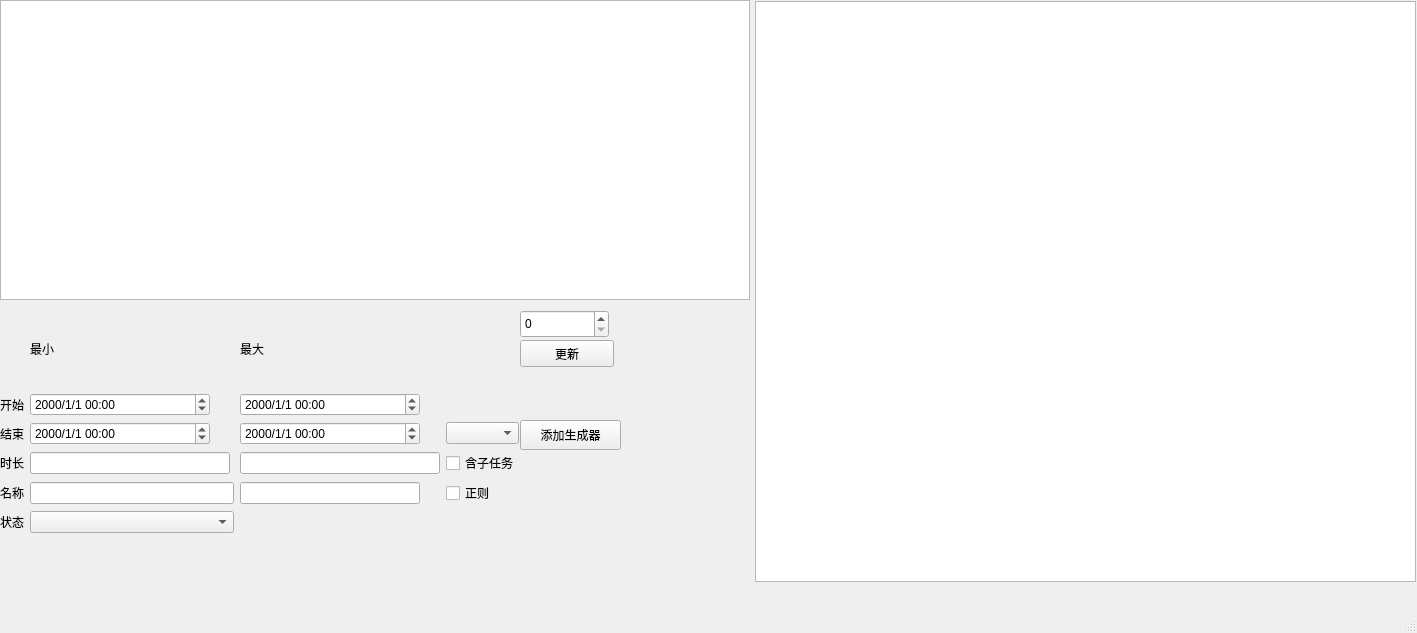
Qt form Qt_GUI/layout.ui (XuHg-zjcn/time-manager) before a commit.
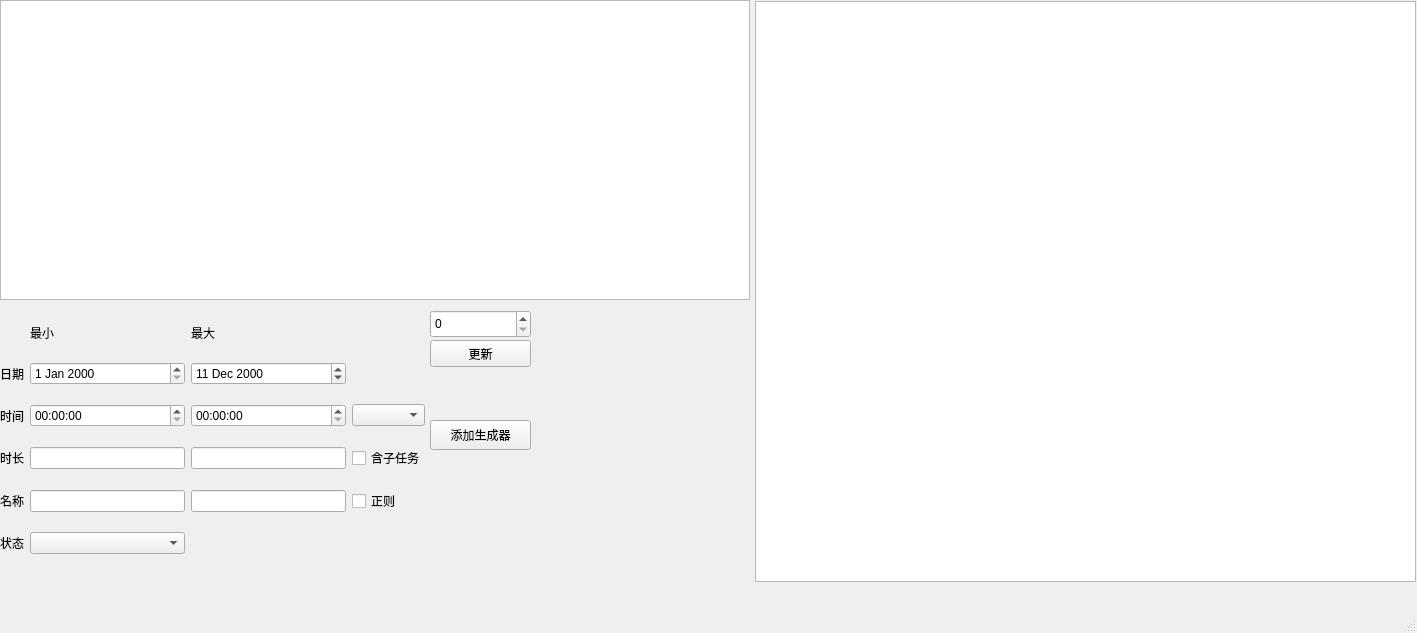
The same form after that commit. Custom widgets are drawn as their Qt base class.

Commit message: feat: update layout.ui, add select 5 modes

```diff
--- a/Qt_GUI/layout.ui
+++ b/Qt_GUI/layout.ui
@@ -39,9 +39,9 @@
    <widget class="QPushButton" name="update_view">
     <property name="geometry">
      <rect>
-      <x>520</x>
+      <x>430</x>
       <y>340</y>
-      <width>94</width>
+      <width>101</width>
       <height>27</height>
      </rect>
     </property>
@@ -52,9 +52,9 @@
    <widget class="QSpinBox" name="year">
     <property name="geometry">
      <rect>
-      <x>520</x>
+      <x>430</x>
       <y>310</y>
-      <width>89</width>
+      <width>101</width>
       <height>28</height>
      </rect>
     </property>
@@ -67,15 +67,18 @@
      <rect>
       <x>0</x>
       <y>310</y>
-      <width>519</width>
-      <height>223</height>
+      <width>425</width>
+      <height>260</height>
      </rect>
     </property>
     <layout class="QGridLayout" name="gridLayout">
-     <item row="1" column="0">
-      <widget class="QLabel" name="label_2">
-       <property name="text">
-        <string>开始</string>
+     <item row="3" column="2">
+      <widget class="QLineEdit" name="max_time">
+       <property name="maximumSize">
+        <size>
+         <width>200</width>
+         <height>16777215</height>
+        </size>
        </property>
       </widget>
      </item>
@@ -86,110 +89,6 @@
        </property>
       </widget>
      </item>
-     <item row="1" column="1">
-      <widget class="QDateTimeEdit" name="min_sta">
-       <property name="maximumSize">
-        <size>
-         <width>180</width>
-         <height>16777215</height>
-        </size>
-       </property>
-       <property name="displayFormat">
-        <string>yyyy/M/d hh:mm</string>
-       </property>
-      </widget>
-     </item>
-     <item row="5" column="0">
-      <widget class="QLabel" name="label_7">
-       <property name="text">
-        <string>状态</string>
-       </property>
-      </widget>
-     </item>
-     <item row="3" column="1">
-      <widget class="QLineEdit" name="min_time">
-       <property name="maximumSize">
-        <size>
-         <width>200</width>
-         <height>16777215</height>
-        </size>
-       </property>
-      </widget>
-     </item>
-     <item row="1" column="2">
-      <widget class="QDateTimeEdit" name="max_sta">
-       <property name="maximumSize">
-        <size>
-         <width>180</width>
-         <height>16777215</height>
-        </size>
-       </property>
-       <property name="displayFormat">
-        <string>yyyy/M/d hh:mm</string>
-       </property>
-      </widget>
-     </item>
-     <item row="0" column="2">
-      <widget class="QLabel" name="label_5">
-       <property name="text">
-        <string>最大</string>
-       </property>
-      </widget>
-     </item>
-     <item row="3" column="3">
-      <widget class="QCheckBox" name="is_include_sub">
-       <property name="text">
-        <string>含子任务</string>
-       </property>
-      </widget>
-     </item>
-     <item row="2" column="0">
-      <widget class="QLabel" name="label_3">
-       <property name="text">
-        <string>结束</string>
-       </property>
-      </widget>
-     </item>
-     <item row="3" column="2">
-      <widget class="QLineEdit" name="max_time">
-       <property name="maximumSize">
-        <size>
-         <width>200</width>
-         <height>16777215</height>
-        </size>
-       </property>
-      </widget>
-     </item>
-     <item row="4" column="2">
-      <widget class="QLineEdit" name="name2">
-       <property name="maximumSize">
-        <size>
-         <width>180</width>
-         <height>16777215</height>
-        </size>
-       </property>
-      </widget>
-     </item>
-     <item row="2" column="1">
-      <widget class="QDateTimeEdit" name="min_end">
-       <property name="maximumSize">
-        <size>
-         <width>180</width>
-         <height>16777215</height>
-        </size>
-       </property>
-       <property name="displayFormat">
-        <string>yyyy/M/d hh:mm</string>
-       </property>
-      </widget>
-     </item>
-     <item row="4" column="0">
-      <widget class="QLabel" name="label">
-       <property name="text">
-        <string>名称</string>
-       </property>
-      </widget>
-     </item>
      <item row="3" column="0">
       <widget class="QLabel" name="label_6">
        <property name="text">
@@ -197,34 +96,129 @@
        </property>
       </widget>
      </item>
-     <item row="4" column="1">
-      <widget class="QLineEdit" name="name1"/>
-     </item>
      <item row="0" column="1">
-      <widget class="QLabel" name="label_4">
+      <widget class="QLabel" name="label_2">
+       <property name="maximumSize">
+        <size>
+         <width>16777215</width>
+         <height>20</height>
+        </size>
+       </property>
        <property name="text">
         <string>最小</string>
        </property>
       </widget>
      </item>
      <item row="5" column="1">
-      <widget class="QComboBox" name="comboBox_3"/>
+      <widget class="QComboBox" name="state"/>
      </item>
-     <item row="2" column="2">
-      <widget class="QDateTimeEdit" name="max_end">
+     <item row="4" column="1">
+      <widget class="QLineEdit" name="name1"/>
+     </item>
+     <item row="2" column="0">
+      <widget class="QLabel" name="label_5">
+       <property name="text">
+        <string>时间</string>
+       </property>
+      </widget>
+     </item>
+     <item row="4" column="0">
+      <widget class="QLabel" name="label">
+       <property name="text">
+        <string>名称</string>
+       </property>
+      </widget>
+     </item>
+     <item row="4" column="2">
+      <widget class="QLineEdit" name="name2">
        <property name="maximumSize">
         <size>
          <width>180</width>
          <height>16777215</height>
         </size>
        </property>
-       <property name="displayFormat">
-        <string>yyyy/M/d hh:mm</string>
+      </widget>
+     </item>
+     <item row="1" column="0">
+      <widget class="QLabel" name="label_4">
+       <property name="text">
+        <string>日期</string>
+       </property>
+      </widget>
+     </item>
+     <item row="3" column="1">
+      <widget class="QLineEdit" name="min_time">
+       <property name="maximumSize">
+        <size>
+         <width>200</width>
+         <height>16777215</height>
+        </size>
+       </property>
+      </widget>
+     </item>
+     <item row="3" column="3">
+      <widget class="QCheckBox" name="is_include_sub">
+       <property name="text">
+        <string>含子任务</string>
        </property>
       </widget>
      </item>
      <item row="2" column="3">
-      <widget class="QComboBox" name="comboBox"/>
+      <widget class="QComboBox" name="x_setting"/>
+     </item>
+     <item row="5" column="0">
+      <widget class="QLabel" name="label_7">
+       <property name="text">
+        <string>状态</string>
+       </property>
+      </widget>
+     </item>
+     <item row="0" column="2">
+      <widget class="QLabel" name="label_3">
+       <property name="maximumSize">
+        <size>
+         <width>16777215</width>
+         <height>20</height>
+        </size>
+       </property>
+       <property name="text">
+        <string>最大</string>
+       </property>
+      </widget>
+     </item>
+     <item row="2" column="2">
+      <widget class="QTimeEdit" name="time_max">
+       <property name="currentSection">
+        <enum>QDateTimeEdit::HourSection</enum>
+       </property>
+       <property name="displayFormat">
+        <string>hh:mm:ss</string>
+       </property>
+      </widget>
+     </item>
+     <item row="1" column="1">
+      <widget class="QDateEdit" name="date_min"/>
+     </item>
+     <item row="2" column="1">
+      <widget class="QTimeEdit" name="time_min">
+       <property name="displayFormat">
+        <string>hh:mm:ss</string>
+       </property>
+      </widget>
+     </item>
+     <item row="1" column="2">
+      <widget class="QDateEdit" name="date_max">
+       <property name="dateTime">
+        <datetime>
+         <hour>0</hour>
+         <minute>0</minute>
+         <second>0</second>
+         <year>2000</year>
+         <month>12</month>
+         <day>11</day>
+        </datetime>
+       </property>
+      </widget>
      </item>
     </layout>
    </widget>
@@ -241,7 +235,7 @@
    <widget class="QPushButton" name="add_task_gen">
     <property name="geometry">
      <rect>
-      <x>520</x>
+      <x>430</x>
       <y>420</y>
       <width>101</width>
       <height>30</height>
```
The commit also changes 2 other files.
